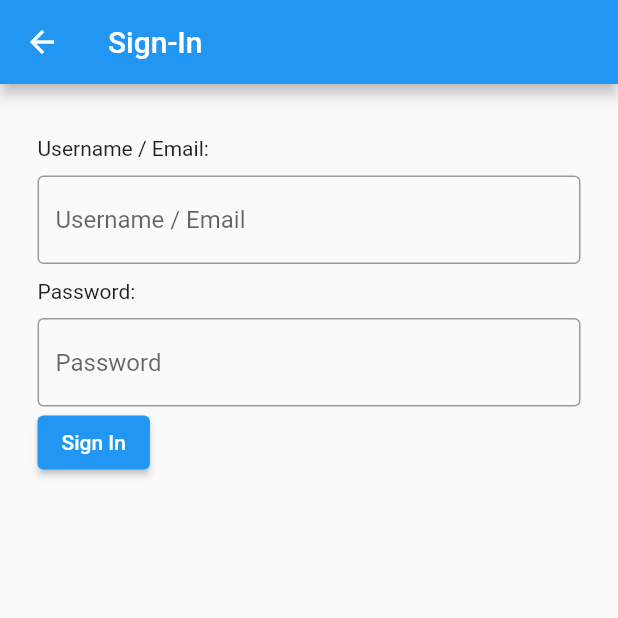
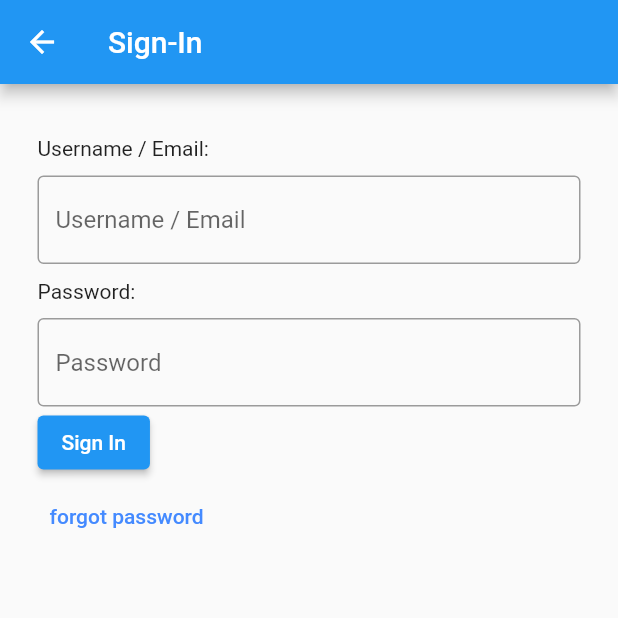
Before and after one commit to M-Connect/ROTC-App, a Flutter app: the screen it shows after launch, after a tap on "Sign In", on a phone screen of 412 x 824 dp, the top half of it. Run offline on Flutter 3.47's test engine with Material 2 defaults, Android fonts, the phone set to English and light mode, and no system bars.

Commit message:
added the forgot password button - MRU

```diff
--- a/rotc_app/lib/app/sign_in/signInPage.dart
+++ b/rotc_app/lib/app/sign_in/signInPage.dart
@@ -55,19 +55,30 @@ class SignInPage extends StatelessWidget {
                         child: ElevatedButton(
                           child: Text('Sign In'),
                           onPressed: () {
-                            Navigator.of(context).push(
-                                MaterialPageRoute(
-                                  /*
+                            Navigator.of(context).push(MaterialPageRoute(
+                                /*
                                     Entry point to homepage / must connect to inputs
                                     builder: (context) => ()
                                    */
-                                )
-                            );
+                                ));
                           },
                         ),
                       ),
-                    ]
-                )
+
+                      //forgot password button - MRU
+                      SizedBox(height: 1.0),
+                      Column(
+                        children: [
+                          TextButton(
+                            child: Text(
+                              "forgot password",
+                              style: TextStyle(color: Colors.blueAccent),
+                            ),
+                            onPressed: () {},
+                          )
+                        ],
+                      ),
+                    ])
               ],
             ),
           ],
```
